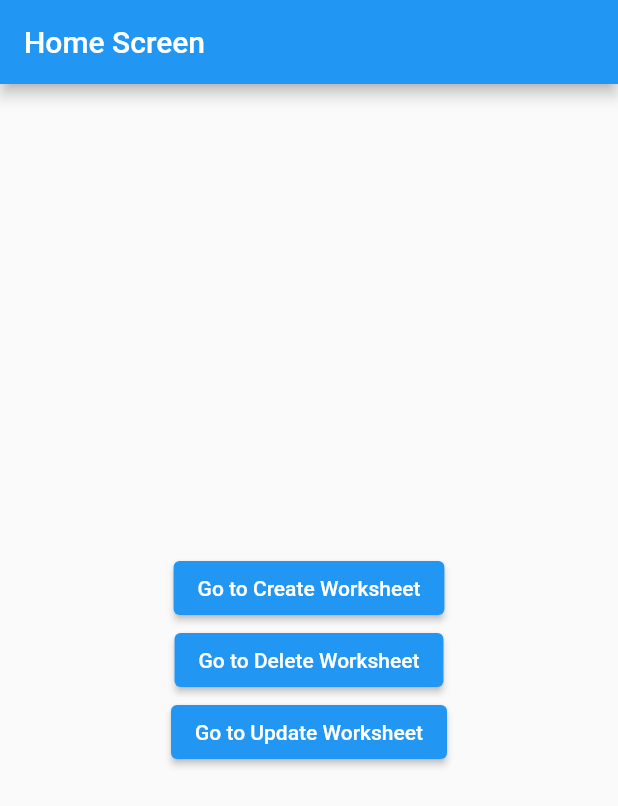
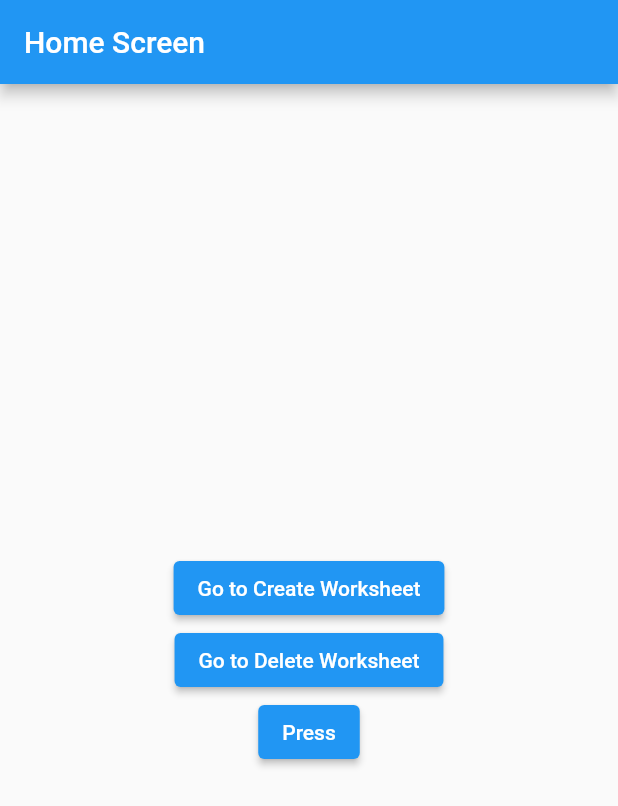
Before and after one commit to HuzaifJaamal/Google-Sheet-Data-Entry, a Flutter app: the screen it shows after launch, on a phone screen of 412 x 824 dp. Shown: the top 806 px of the screen. Run offline on Flutter 3.47's test engine with Material 2 defaults, Android fonts, the phone set to English and light mode, and no system bars; missing offline and left inert: gsheets; key blocks and very long unbroken strings in the code were emptied for the run.

Commit message:
Update the Custom Widget.

```diff
--- a/lib/screens/create_screen/create_sheet.dart
+++ b/lib/screens/create_screen/create_sheet.dart
@@ -40,7 +40,8 @@ class CreateScreen extends StatelessWidget {
                   }
                   createcontroller.clear();
                 },
-                buttonText: "Create Worksheet",
+                child: Text("Create Worksheet"),
+                // buttonText: "Create Worksheet",
               ),
           ],
         ),
--- a/lib/screens/delete_screen/delete_sheet.dart
+++ b/lib/screens/delete_screen/delete_sheet.dart
@@ -42,7 +42,8 @@ class _DeleteSheetState extends State<DeleteSheet> {
                 ),
               ),
                 CustomBotton(
-                  buttonText: "Delete Sheet",
+                  child: Text("Delete Sheet"),
+                  // buttonText: "Delete Sheet",
                   onPressed: () async {
                     String worksheetSelect = selectcontroller.text;
                     // String sheetTitle = deletecontroller.text;
--- a/lib/screens/home/home_screen.dart
+++ b/lib/screens/home/home_screen.dart
@@ -27,14 +27,14 @@ class _HomeScreenState extends State<HomeScreen> {
               onPressed: () {
                 Navigator.pushNamed(context, "/createscreen",);
               },
-              buttonText: "Go to Create Worksheet"
+              child: Text("Go to Create Worksheet"),
               ),
 
               CustomBotton(
               onPressed: () {
                 Navigator.pushNamed(context, "/deletescreen",);
               },
-              buttonText: "Go to Delete Worksheet"
+              child: const Text("Go to Delete Worksheet"),
               ),
 
 
@@ -48,73 +48,18 @@ class _HomeScreenState extends State<HomeScreen> {
                   isUpdating = false;
                  });
                 Navigator.pushNamed(context, "/updatescreen",);
+
+                ScaffoldMessenger.of(context).showSnackBar(
+                    const SnackBar(
+                      content: Text('Cell updated with "New Value"'),
+                    ),
+                  );
               },
-              buttonText: "Go to Update Worksheet"
+              child: isUpdating ? const CircularProgressIndicator(
+                    valueColor: AlwaysStoppedAnimation<Color>(Colors.white),
+                  )
+                  : const Text("Press"),
               ),
-
-
-
-              // ElevatedButton(
-              //   onPressed: () async {
-              //     await googleSheetsApi.updateSheetName('Worksheet1', 1, 1, '=SheetNames()');
-              //     ScaffoldMessenger.of(context).showSnackBar(
-              //       SnackBar(
-              //         content: Text('Cell updated with "New Value"'),
-              //       ),
-              //     );
-              //   },
-              //   child: Text('Update Cell'),
-              // ),
-
-
-
-
-
-
-
-
-
-
-
-              // Text(
-              //   'Spreadsheet Name: ${googleSheetsApi.getSpreadsheetName(sheetTitle)}',
-              //   style: TextStyle(fontSize: 16),
-              // ),
-
-
-
-              // FutureBuilder<String>(
-              //   future: googleSheetsApi.getSpreadsheetName(sheetTitle),
-              //   builder: (BuildContext context, AsyncSnapshot<String> snapshot) {
-              //     if (snapshot.connectionState == ConnectionState.waiting) {
-              //       return CircularProgressIndicator(); // Display a loading indicator while fetching data.
-              //     } else if (snapshot.hasError) {
-              //       return Text('Error: ${snapshot.error}');
-              //     } else {
-              //       return Text(
-              //         'Spreadsheet Name: $sheetTitle',
-              //         style: TextStyle(fontSize: 16),
-              //       );
-              //     }
-              //   },
-              // ),
-
-
-              // FutureBuilder<String>(
-              //   future: googleSheetsApi.getSpreadsheetName(),
-              //   builder: (context, snapshot) {
-              //     if (snapshot.connectionState == ConnectionState.waiting) {
-              //       return CircularProgressIndicator(); // Display a loading indicator while fetching data.
-              //     } else if (snapshot.hasError) {
-              //       return Text('Error: ${snapshot.error}');
-              //     } else {
-              //       return Text(
-              //         'Spreadsheet Name: ${snapshot.data}',
-              //         style: TextStyle(fontSize: 16),
-              //       );
-              //     }
-              //   },
-              // ),
 
               // TextField(
               //   controller: selectcontroller,
@@ -137,9 +82,6 @@ class _HomeScreenState extends State<HomeScreen> {
               //   },
               //   child: const Text('Google Sheet Selected'),
               // ),
-
-
-
             ],
           ),
         );
--- a/lib/widgets/custom_button.dart
+++ b/lib/widgets/custom_button.dart
@@ -2,14 +2,22 @@ import 'package:flutter/material.dart';
 
 class CustomBotton extends StatelessWidget {
   // There is we make Variable.
-  final String buttonText;
+  // final String buttonText;
   // There is we make Control Function.
   // The "onPressed" is the name of the function calling.
   final void Function() ? onPressed;
   // There is we make to control the width or height of the Button.
   final double? width;
+
+  final Widget ? child;
   // Now Pass this Variable into the Consturctor.
-  const CustomBotton({super.key, required this.buttonText, this.onPressed, this.width});
+  const CustomBotton({
+    super.key,
+    // required this.buttonText,
+    required this.onPressed,
+    this.width,
+    required this.child,
+    });
 
   @override
   Widget build(BuildContext context) {
@@ -20,7 +28,7 @@ class CustomBotton extends StatelessWidget {
         // This is give us to use it in the different file for different processes.
         onPressed: onPressed,
         // After that Pass it into the text place.
-        child: Text(buttonText),
+        child: child,
         ),
     );
   }
```
